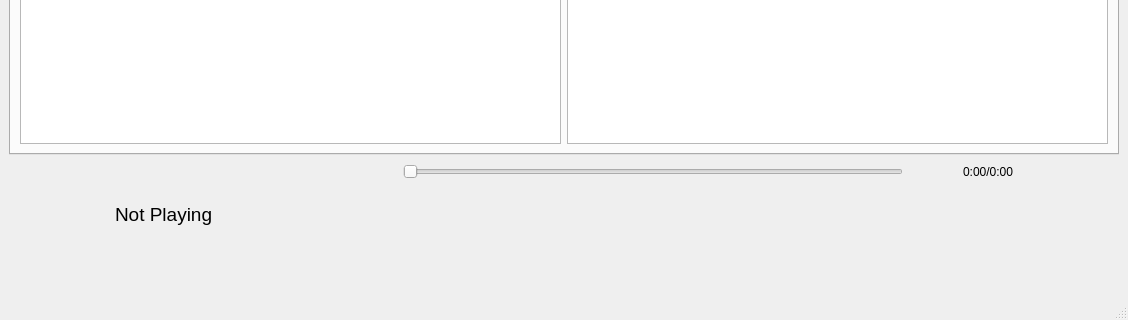
The window that forms/main.ui (ToppleKek/fap) describes before a commit, drawn with Qt 5; both pictures show x 0 to 1128 and y 520 to 840 of the 1128 by 840 pixel window.
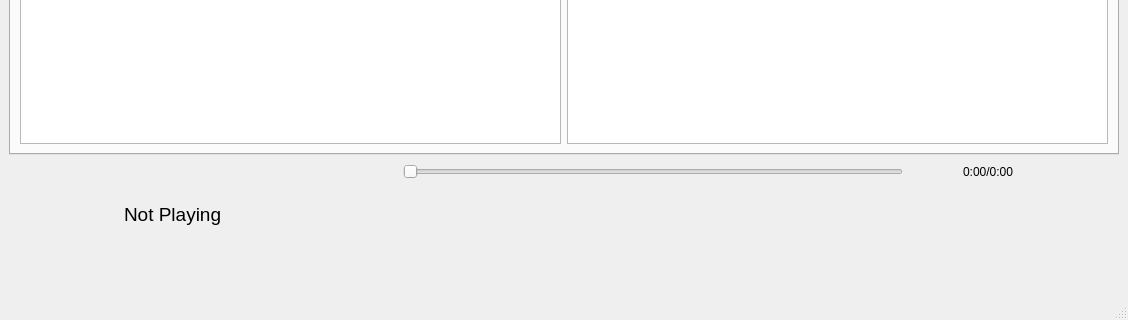
The same window after the commit. Icons and pictures are not drawn.

```diff
--- a/forms/main.ui
+++ b/forms/main.ui
@@ -241,6 +241,9 @@
     </item>
     <item>
      <layout class="QHBoxLayout" name="horizontalLayout_2">
+      <property name="spacing">
+       <number>15</number>
+      </property>
       <item>
        <widget class="QLabel" name="coverLabel">
         <property name="minimumSize">
@@ -269,7 +272,7 @@
       <item>
        <layout class="QVBoxLayout" name="verticalLayout">
         <property name="spacing">
-         <number>1</number>
+         <number>0</number>
         </property>
         <property name="sizeConstraint">
          <enum>QLayout::SetFixedSize</enum>
```
